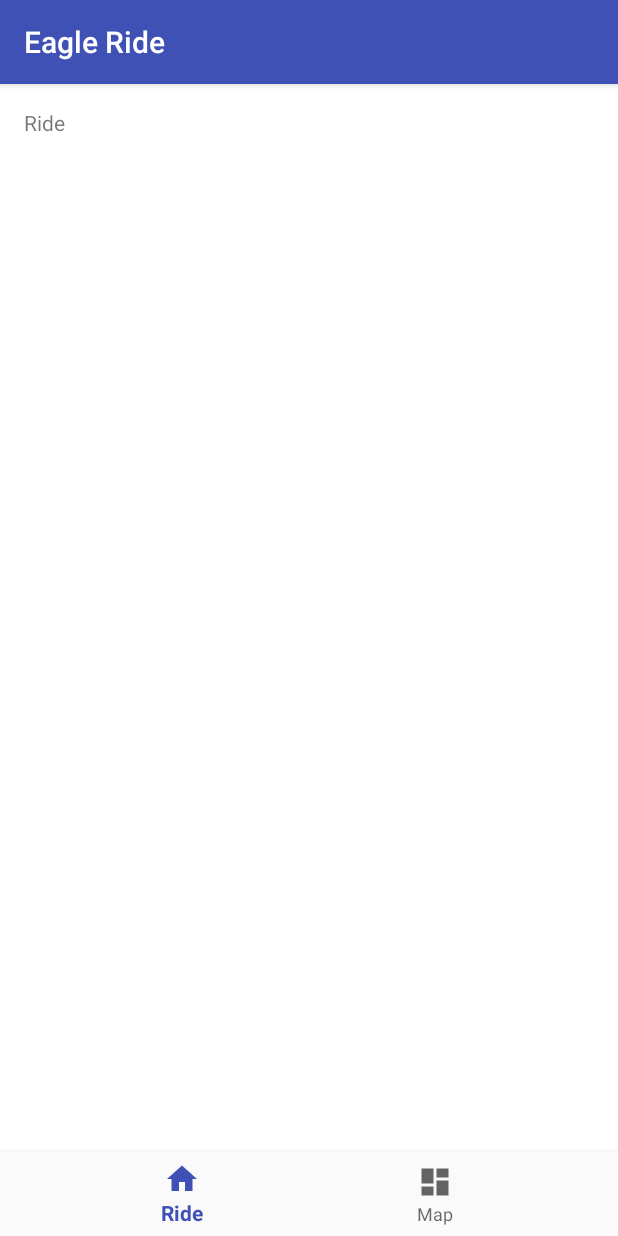
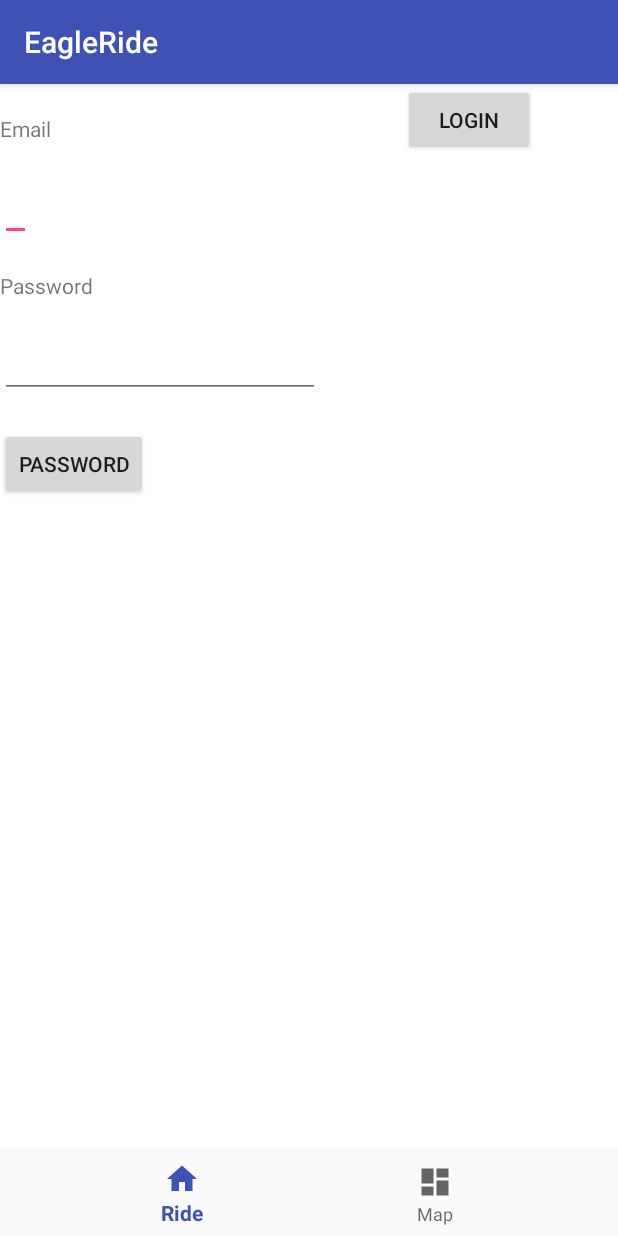
Before and after one commit to ortizcoj/ParkingLot, an Android app: the screen it shows after launch (Menu), on a phone screen of 412 x 824 dp. Run offline under Robolectric (Android 15) with nearby library versions, the phone set to English and light mode, and no system bars.

Commit message:
Added login interface

```diff
--- a/app/src/main/java/com/example/juanc/parkinglotdemo4/Menu.java
+++ b/app/src/main/java/com/example/juanc/parkinglotdemo4/Menu.java
@@ -7,14 +7,21 @@ import android.support.design.widget.BottomNavigationView;
 import android.support.v7.app.AppCompatActivity;
 import android.view.MenuItem;
 import android.view.View;
+import android.widget.Button;
+import android.widget.EditText;
 import android.widget.ImageView;
 import android.widget.TextView;
 
 public class Menu extends AppCompatActivity {
 
-    private TextView mTextMessage;
     private ImageView mImageView;
     private ImageView citationLot;
+    private TextView emailTV;
+    private TextView passwordTV;
+    private EditText emailED;
+    private EditText passwordED;
+    private Button register;
+    private Button login;
 
     private BottomNavigationView.OnNavigationItemSelectedListener mOnNavigationItemSelectedListener
             = new BottomNavigationView.OnNavigationItemSelectedListener() {
@@ -23,13 +30,22 @@ public class Menu extends AppCompatActivity {
         public boolean onNavigationItemSelected(@NonNull MenuItem item) {
             switch (item.getItemId()) {
                 case R.id.navigation_home:
-                    mTextMessage.setText(R.string.title_ride);
-                    mTextMessage.setTextSize(20);
+                    emailED.setVisibility(View.VISIBLE);
+                    emailTV.setVisibility(View.VISIBLE);
+                    passwordED.setVisibility(View.VISIBLE);
+                    passwordTV.setVisibility(View.VISIBLE);
+                    login.setVisibility(View.VISIBLE);
+                    register.setVisibility(View.VISIBLE);
                     mImageView.setVisibility(View.GONE);
                     citationLot.setVisibility(View.GONE);
                     return true;
                 case R.id.navigation_dashboard:
-                    mTextMessage.setVisibility(View.GONE);
+                    emailED.setVisibility(View.GONE);
+                    emailTV.setVisibility(View.GONE);
+                    passwordED.setVisibility(View.GONE);
+                    passwordTV.setVisibility(View.GONE);
+                    login.setVisibility(View.GONE);
+                    register.setVisibility(View.GONE);
                     mImageView.setVisibility(View.VISIBLE);
                     citationLot.setVisibility(View.VISIBLE);
                     citationLot.setOnClickListener(new View.OnClickListener() {
@@ -50,11 +66,16 @@ public class Menu extends AppCompatActivity {
         super.onCreate(savedInstanceState);
         setContentView(R.layout.menu_layout);
 
-        mTextMessage = findViewById(R.id.message);
         mImageView = findViewById(R.id.map);
         mImageView.setVisibility(View.INVISIBLE);
         citationLot = findViewById(R.id.citation);
         citationLot.setVisibility(View.INVISIBLE);
+        emailED = findViewById(R.id.email);
+        emailTV = findViewById(R.id.emailTV);
+        passwordED = findViewById(R.id.passwordET);
+        passwordTV = findViewById(R.id.passwordTV);
+        login = findViewById(R.id.loginButton);
+        register = findViewById(R.id.registerButton);
         BottomNavigationView navigation = findViewById(R.id.navigation);
         navigation.setOnNavigationItemSelectedListener(mOnNavigationItemSelectedListener);
     }
--- a/app/src/main/res/layout/menu_layout.xml
+++ b/app/src/main/res/layout/menu_layout.xml
@@ -7,16 +7,6 @@
     android:layout_height="match_parent"
     tools:context=".Menu"
     android:background="@color/white">
-
-    <TextView
-        android:id="@+id/message"
-        android:layout_width="wrap_content"
-        android:layout_height="wrap_content"
-        android:layout_marginStart="@dimen/activity_horizontal_margin"
-        android:layout_marginTop="@dimen/activity_vertical_margin"
-        android:text="@string/title_ride"
-        app:layout_constraintLeft_toLeftOf="parent"
-        app:layout_constraintTop_toTopOf="parent" />
 
     <android.support.design.widget.BottomNavigationView
         android:id="@+id/navigation"
@@ -29,6 +19,54 @@
         app:layout_constraintLeft_toLeftOf="parent"
         app:layout_constraintRight_toRightOf="parent"
         app:menu="@menu/navigation" />
+
+    <TextView
+        android:id="@+id/emailTV"
+        android:layout_width="wrap_content"
+        android:layout_height="wrap_content"
+        android:text="Email"
+        app:layout_constraintTop_toTopOf="parent"
+        android:layout_margin="20dp"/>
+
+    <EditText
+        android:layout_width="wrap_content"
+        android:layout_height="wrap_content"
+        android:id="@+id/email"
+        app:layout_constraintTop_toBottomOf="@id/emailTV"
+        android:layout_margin="20dp"/>
+
+    <TextView
+        android:id="@+id/passwordTV"
+        android:layout_width="wrap_content"
+        android:layout_height="wrap_content"
+        android:text="Password"
+        app:layout_constraintTop_toBottomOf="@id/email"
+        android:layout_margin="20dp"/>
+
+    <EditText
+        android:id="@+id/passwordET"
+        android:layout_width="wrap_content"
+        android:layout_height="wrap_content"
+        android:ems="10"
+        android:inputType="textEmailAddress"
+        app:layout_constraintTop_toBottomOf="@id/passwordTV"
+        android:layout_margin="20dp"/>
+
+    <Button
+        android:layout_width="wrap_content"
+        android:layout_height="wrap_content"
+        android:id="@+id/registerButton"
+        android:text="Password"
+        app:layout_constraintTop_toBottomOf="@id/passwordET"
+        android:layout_margin="20dp"/>
+
+    <Button
+        android:id="@+id/loginButton"
+        android:layout_width="wrap_content"
+        android:layout_height="wrap_content"
+        android:text="Login"
+        app:layout_constraintRight_toRightOf="parent"
+        app:layout_constraintLeft_toRightOf="@id/passwordET"/>
 
     <ImageView
         android:layout_width="match_parent"
@@ -43,10 +81,9 @@
         android:layout_width="wrap_content"
         android:layout_height="wrap_content"
         android:id="@+id/citation"
-        android:src="@drawable/citation_lot_map"
+        android:src="@drawable/citation_lot_map1"
         app:layout_constraintBottom_toBottomOf="@id/navigation"
         android:paddingVertical="225dp"
-        android:paddingHorizontal="80dp"
-
+        android:paddingHorizontal="78dp"
         android:background="@null"/>
 </android.support.constraint.ConstraintLayout>
--- a/app/src/main/res/values/strings.xml
+++ b/app/src/main/res/values/strings.xml
@@ -1,5 +1,5 @@
 <resources>
-    <string name="app_name">Eagle Ride</string>
+    <string name="app_name">EagleRide</string>
     <string name="title_ride">Ride</string>
     <string name="title_map">Map</string>
     <string name="action_settings">Settings</string>
```
Also changed, not shown: app/src/main/java/com/example/juanc/parkinglotdemo4/LotDisplay.java (added, +64 -0 lines), app/src/main/java/com/example/juanc/parkinglotdemo4/Spot.java (added, +60 -0 lines), app/src/main/res/layout/content_main.xml (added, +80 -0 lines), app/src/main/res/menu/menu_main.xml (added, +10 -0 lines), app/src/main/res/values/attrs.xml (added, +7 -0 lines), app/src/main/res/drawable/citation_lot_map1.png (added), app/src/main/res/drawable/parkingmap.png (added).
